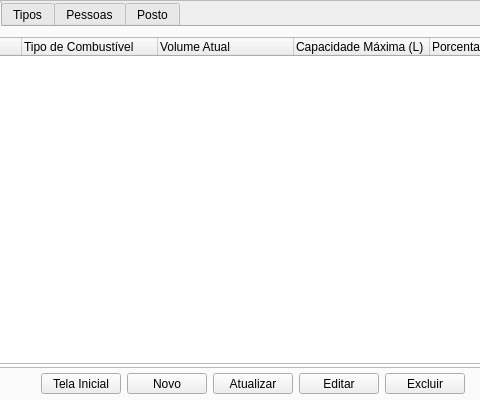
Above: src/ui/Cadastros.ui from nicolaspimeenta/gas-guardian before the change; both pictures show x 148 to 628 and y 0 to 400 of the 800 by 400 pixel window. Below: the same form after it.
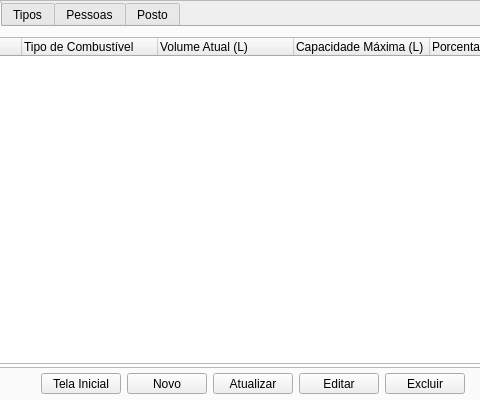
That is the form after the change. Icons and pictures are not drawn.

What changed in the file:
```diff
--- a/src/ui/Cadastros.ui
+++ b/src/ui/Cadastros.ui
@@ -173,7 +173,7 @@
       </column>
       <column>
        <property name="text">
-        <string>Volume Atual</string>
+        <string>Volume Atual (L)</string>
        </property>
        <property name="textAlignment">
         <set>AlignLeading|AlignVCenter</set>
```
